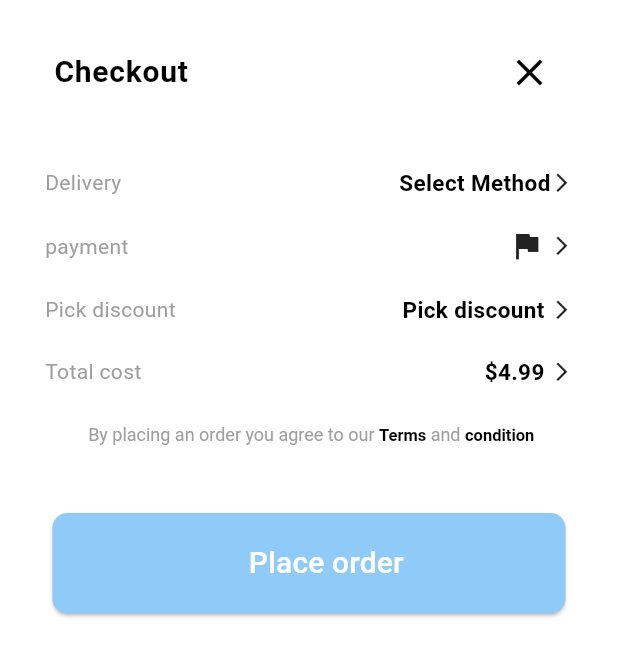
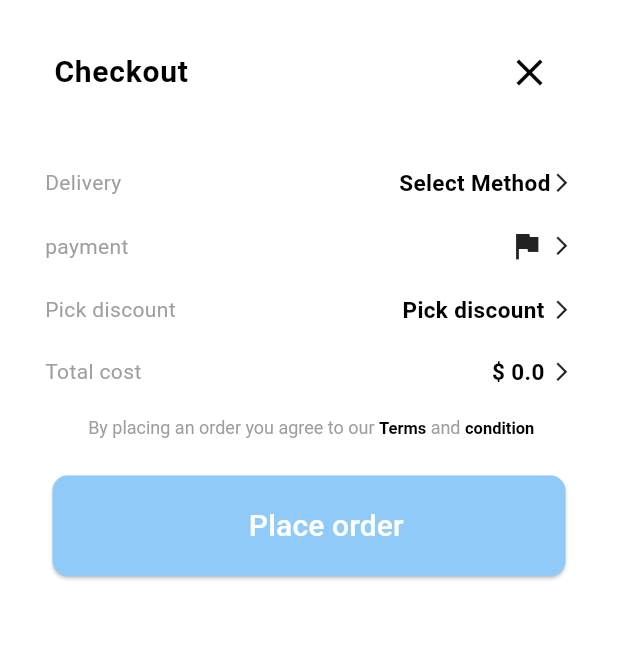
Before and after one commit to santoshsaud0232/grocerry-app, a Flutter app: the CustomBottomSheet widget shown alone on an empty page, opened directly, on a phone screen of 412 x 824 dp. Shown: the top 656 px of the screen. Run offline on Flutter 3.47's test engine with Material 3 defaults, Android fonts, the phone set to English and light mode, and no system bars; our stand-ins replace country_code_picker, go_router, google_fonts, smooth_page_indicator.

Commit message:
fix the layout issue

```diff
--- a/lib/screens/home/home_custom/shop/shop_sections/custom_bottom_sheet.dart
+++ b/lib/screens/home/home_custom/shop/shop_sections/custom_bottom_sheet.dart
@@ -1,6 +1,8 @@
 import 'package:flutter/material.dart';
+import 'package:grocerry_app/app_state/product_state/cartItem_state.dart';
 import 'package:grocerry_app/custom_widget/custom_button.dart';
 import 'package:grocerry_app/screens/home/cart/order_success_screen.dart';
+import 'package:provider/provider.dart';
 
 class CustomBottomSheet extends StatelessWidget {
   const CustomBottomSheet({
@@ -9,6 +11,7 @@ class CustomBottomSheet extends StatelessWidget {
 
   @override
   Widget build(BuildContext context) {
+    CartItemsProvider provider = Provider.of<CartItemsProvider>(context);
     return Container(
       height: MediaQuery.of(context).size.height * 0.66,
       width: double.infinity,
@@ -20,7 +23,7 @@ class CustomBottomSheet extends StatelessWidget {
         padding: const EdgeInsets.symmetric(horizontal: 20, vertical: 20),
         child: Column(
           children: [
-            const ListTile(
+            ListTile(
               leading: Text(
                 "Checkout",
                 style: TextStyle(
@@ -28,9 +31,12 @@ class CustomBottomSheet extends StatelessWidget {
                   fontSize: 20,
                 ),
               ),
-              trailing: Icon(
+              trailing: GestureDetector(
+                onTap: () => Navigator.pop(context),
+                child: Icon(
                   Icons.close,
                   size: 30,
+                ),
               ),
             ),
             const SizedBox(
@@ -146,7 +152,7 @@ class CustomBottomSheet extends StatelessWidget {
               padding: const EdgeInsets.all(10.0),
               child: GestureDetector(
                 onTap: () {},
-                child: const Row(
+                child: Row(
                   mainAxisAlignment: MainAxisAlignment.spaceBetween,
                   children: [
                     Text(
@@ -158,7 +164,7 @@ class CustomBottomSheet extends StatelessWidget {
                     Row(
                       children: [
                         Text(
-                          "\$4.99",
+                          "\$ ${provider.totalItemsCost}",
                           style: TextStyle(
                             fontWeight: FontWeight.bold,
                             fontSize: 15,
@@ -178,7 +184,7 @@ class CustomBottomSheet extends StatelessWidget {
               ),
             ),
             const SizedBox(
-              height: 15,
+              height: 10,
             ),
             RichText(
                 textAlign: TextAlign.center,
@@ -211,15 +217,17 @@ class CustomBottomSheet extends StatelessWidget {
                       )),
                 ])),
             const SizedBox(
-              height: 30,
+              height: 10,
             ),
-            CustomButton(
+            Flexible(
+              child: CustomButton(
                 btnText: "Place order",
                 ontap: () {
                   Navigator.push(context,
                       MaterialPageRoute(builder: (_) => OrderSuccessPage()));
                 },
                 backgroundColor: Colors.blue.shade200,
+              ),
             )
           ],
         ),
```
Also changed, not shown: lib/screens/home/cart/cart_screen.dart (+33 -26 lines). Lines whose indentation alone changed are shown as unchanged.
